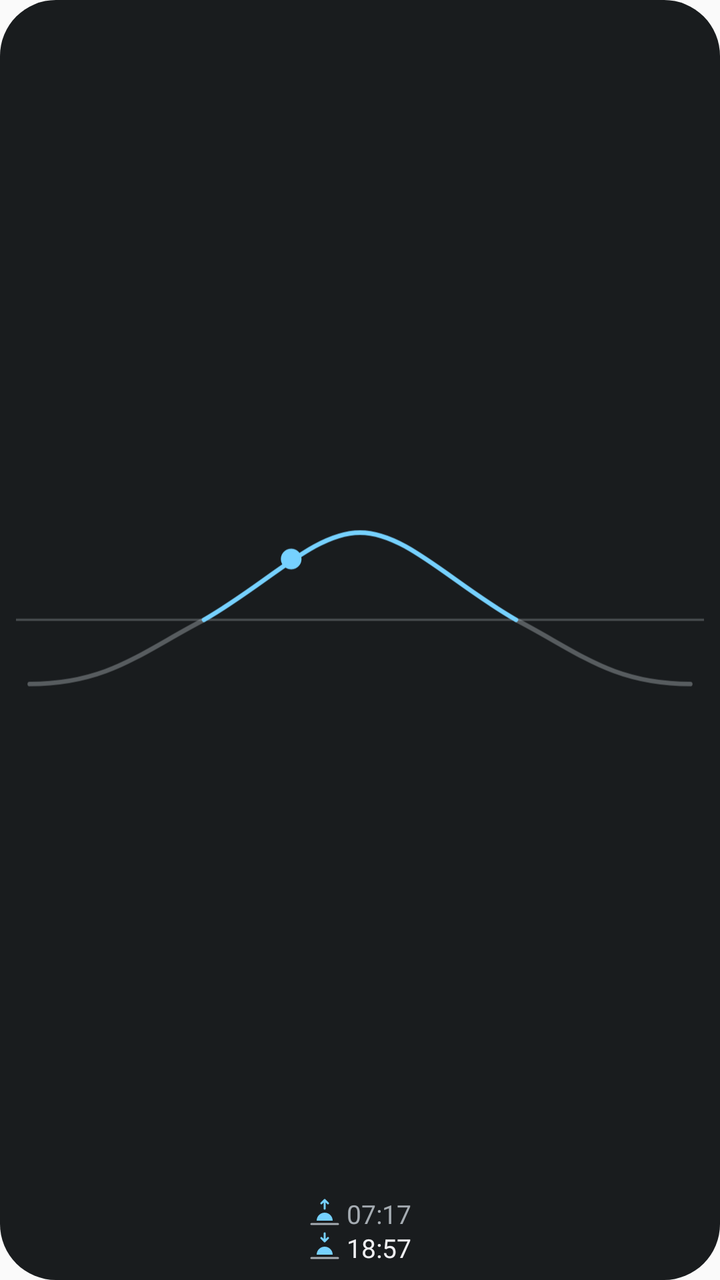
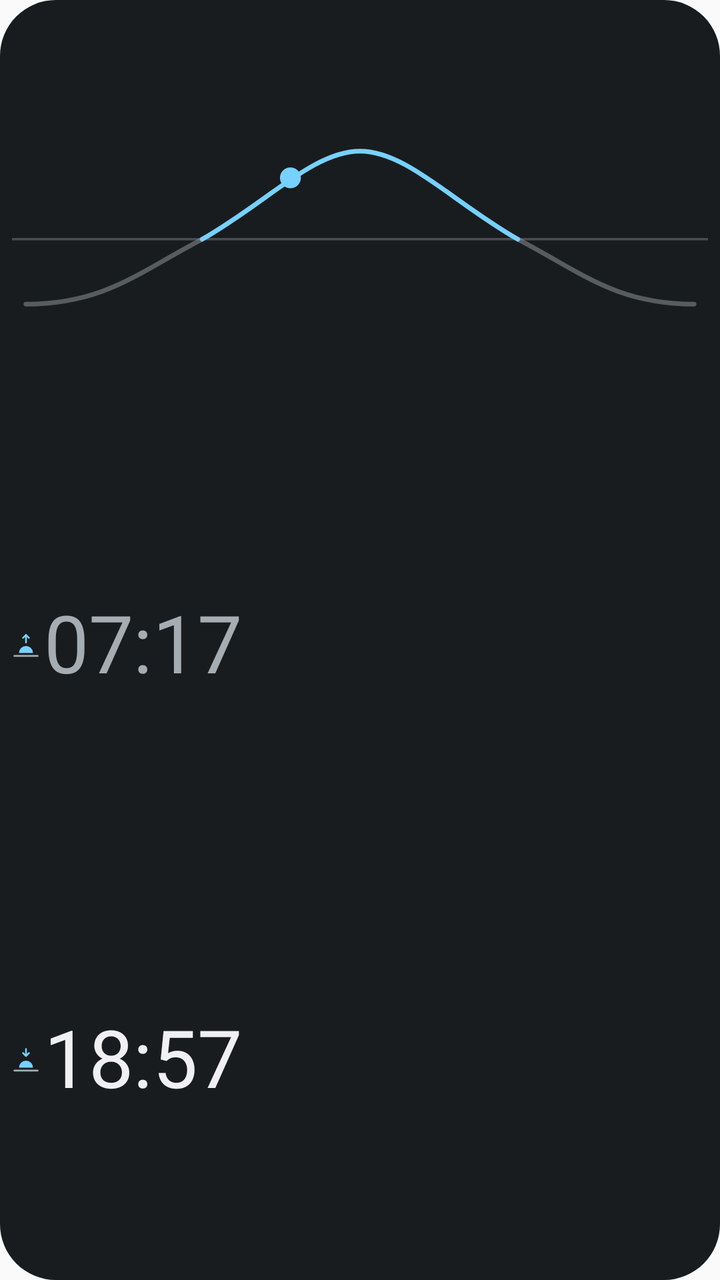

The first picture is an Android layout as it rendered before a commit; the second is the same layout after the commit. The layout source and the unified diff follow.
<!-- AndroidManifest.xml: application theme Theme.SunW -->
<!-- res/layout/widget_sun_tiny.xml -->
<?xml version="1.0" encoding="utf-8"?>
<LinearLayout xmlns:android="http://schemas.android.com/apk/res/android"
    android:id="@+id/root"
    android:layout_width="match_parent"
    android:layout_height="match_parent"
    android:background="@drawable/widget_background"
    android:gravity="center"
    android:orientation="vertical"
    android:padding="8dp">

    <ImageView
        android:id="@+id/curve"
        android:layout_width="match_parent"
        android:layout_height="0dp"
        android:layout_weight="1"
        android:contentDescription="@string/curve_description"
        android:scaleType="fitCenter"
        android:src="@drawable/curve_placeholder" />

    
    <TextView
        android:id="@+id/sunrise"
        android:layout_width="wrap_content"
        android:layout_height="17dp"
        android:drawableStart="@drawable/ic_sunrise"
        android:drawablePadding="3dp"
        android:gravity="center_vertical"
        android:maxLines="1"
        android:text="07:17"
        android:textColor="@color/widget_text_secondary"
        android:textSize="13sp" />

    <TextView
        android:id="@+id/sunset"
        android:layout_width="wrap_content"
        android:layout_height="17dp"
        android:drawableStart="@drawable/ic_sunset"
        android:drawablePadding="3dp"
        android:gravity="center_vertical"
        android:maxLines="1"
        android:text="18:57"
        android:textColor="@color/widget_text"
        android:textSize="13sp" />
</LinearLayout>
<!-- resources referenced by this layout -->
<resources>
  <color name="widget_text">#F2F1EE</color>
  <color name="widget_text_secondary">#A8A6A1</color>
  <!-- drawable curve_placeholder (drawable) -->
  <?xml version="1.0" encoding="utf-8"?>
  <vector xmlns:android="http://schemas.android.com/apk/res/android"
      android:width="300dp"
      android:height="80dp"
      android:viewportWidth="300"
      android:viewportHeight="80">
      <path
          android:strokeColor="@color/widget_text_secondary"
          android:strokeAlpha="0.35"
          android:strokeWidth="1"
          android:pathData="M0,46H300" />
      <path
          android:strokeColor="@color/widget_text_secondary"
          android:strokeAlpha="0.45"
          android:strokeWidth="2"
          android:strokeLineCap="round"
          android:pathData="M6,74 C40,74 55,60 82,46 M218,46 C245,60 260,74 294,74" />
      <path
          android:strokeColor="@color/widget_accent"
          android:strokeWidth="2"
          android:strokeLineCap="round"
          android:pathData="M82,46 C110,30 130,8 150,8 C170,8 190,30 218,46" />
      <path
          android:fillColor="@color/widget_accent"
          android:pathData="M120,19.5m-4.5,0a4.5,4.5 0,1 1,9 0a4.5,4.5 0,1 1,-9 0" />
  </vector>
  <!-- drawable ic_sunrise (drawable) -->
  <?xml version="1.0" encoding="utf-8"?>
  <vector xmlns:android="http://schemas.android.com/apk/res/android"
      android:width="16dp"
      android:height="16dp"
      android:viewportWidth="24"
      android:viewportHeight="24">
      <path
          android:fillColor="@color/widget_accent"
          android:pathData="M6,18a6,6 0,0 1,12 0z" />
      <path
          android:strokeColor="@color/widget_text_secondary"
          android:strokeWidth="1.5"
          android:strokeLineCap="round"
          android:pathData="M2,20.5h20" />
      <path
          android:strokeColor="@color/widget_accent"
          android:strokeWidth="1.5"
          android:strokeLineCap="round"
          android:strokeLineJoin="round"
          android:pathData="M12,9V2.5M9.5,5 L12,2.5 14.5,5" />
  </vector>
  <!-- drawable ic_sunset (drawable) -->
  <?xml version="1.0" encoding="utf-8"?>
  <vector xmlns:android="http://schemas.android.com/apk/res/android"
      android:width="16dp"
      android:height="16dp"
      android:viewportWidth="24"
      android:viewportHeight="24">
      <path
          android:fillColor="@color/widget_accent"
          android:pathData="M6,18a6,6 0,0 1,12 0z" />
      <path
          android:strokeColor="@color/widget_text_secondary"
          android:strokeWidth="1.5"
          android:strokeLineCap="round"
          android:pathData="M2,20.5h20" />
      <path
          android:strokeColor="@color/widget_accent"
          android:strokeWidth="1.5"
          android:strokeLineCap="round"
          android:strokeLineJoin="round"
          android:pathData="M12,2V8M9.5,5.5 L12,8 14.5,5.5" />
  </vector>
  <!-- drawable widget_background (drawable) -->
  <?xml version="1.0" encoding="utf-8"?>
  <shape xmlns:android="http://schemas.android.com/apk/res/android" android:shape="rectangle">
      <corners android:radius="@dimen/widget_radius" />
      <solid android:color="@color/widget_background" />
  </shape>
  <string name="curve_description">Solar elevation over the day</string>
  <style name="Theme.SunW" parent="android:Theme.Material.Light.NoActionBar">
          <item name="android:colorAccent">#C77800</item>
      </style>
  <color name="widget_accent">#FFB547</color>
  <dimen name="widget_radius">20dp</dimen>
  <color name="widget_background">#E6141518</color>
</resources>

<!-- the commit's change to res/layout/widget_sun_tiny.xml (unified diff, before → after) -->
@@ -4,41 +4,78 @@
     android:layout_width="match_parent"
     android:layout_height="match_parent"
     android:background="@drawable/widget_background"
-    android:gravity="center"
     android:orientation="vertical"
-    android:padding="8dp">
+    android:padding="6dp">
 
     <ImageView
         android:id="@+id/curve"
         android:layout_width="match_parent"
         android:layout_height="0dp"
-        android:layout_weight="1"
+        android:layout_weight="0.34"
         android:contentDescription="@string/curve_description"
         android:scaleType="fitCenter"
         android:src="@drawable/curve_placeholder" />
 
-    
-    <TextView
-        android:id="@+id/sunrise"
-        android:layout_width="wrap_content"
-        android:layout_height="17dp"
-        android:drawableStart="@drawable/ic_sunrise"
-        android:drawablePadding="3dp"
+    <LinearLayout
+        android:layout_width="match_parent"
+        android:layout_height="0dp"
+        android:layout_weight="0.33"
         android:gravity="center_vertical"
-        android:maxLines="1"
-        android:text="07:17"
-        android:textColor="@color/widget_text_secondary"
-        android:textSize="13sp" />
+        android:orientation="horizontal">
 
-    <TextView
-        android:id="@+id/sunset"
-        android:layout_width="wrap_content"
-        android:layout_height="17dp"
-        android:drawableStart="@drawable/ic_sunset"
-        android:drawablePadding="3dp"
+        <ImageView
+            android:id="@+id/sunrise_icon"
+            android:layout_width="14dp"
+            android:layout_height="14dp"
+            android:layout_marginEnd="2dp"
+            android:importantForAccessibility="no"
+            android:src="@drawable/ic_sunrise" />
+
+        
+        <TextView
+            android:id="@+id/sunrise"
+            android:layout_width="0dp"
+            android:layout_height="match_parent"
+            android:layout_weight="1"
+            android:autoSizeMaxTextSize="40sp"
+            android:autoSizeMinTextSize="9sp"
+            android:autoSizeStepGranularity="1sp"
+            android:autoSizeTextType="uniform"
+            android:gravity="center_vertical|start"
+            android:includeFontPadding="false"
+            android:maxLines="1"
+            android:text="07:17"
+            android:textColor="@color/widget_text_secondary" />
+    </LinearLayout>
+
+    <LinearLayout
+        android:id="@+id/sunset_row"
+        android:layout_width="match_parent"
+        android:layout_height="0dp"
+        android:layout_weight="0.33"
         android:gravity="center_vertical"
-        android:maxLines="1"
-        android:text="18:57"
-        android:textColor="@color/widget_text"
-        android:textSize="13sp" />
+        android:orientation="horizontal">
+
+        <ImageView
+            android:layout_width="14dp"
+            android:layout_height="14dp"
+            android:layout_marginEnd="2dp"
+            android:importantForAccessibility="no"
+            android:src="@drawable/ic_sunset" />
+
+        <TextView
+            android:id="@+id/sunset"
+            android:layout_width="0dp"
+            android:layout_height="match_parent"
+            android:layout_weight="1"
+            android:autoSizeMaxTextSize="40sp"
+            android:autoSizeMinTextSize="9sp"
+            android:autoSizeStepGranularity="1sp"
+            android:autoSizeTextType="uniform"
+            android:gravity="center_vertical|start"
+            android:includeFontPadding="false"
+            android:maxLines="1"
+            android:text="18:57"
+            android:textColor="@color/widget_text" />
+    </LinearLayout>
 </LinearLayout>
